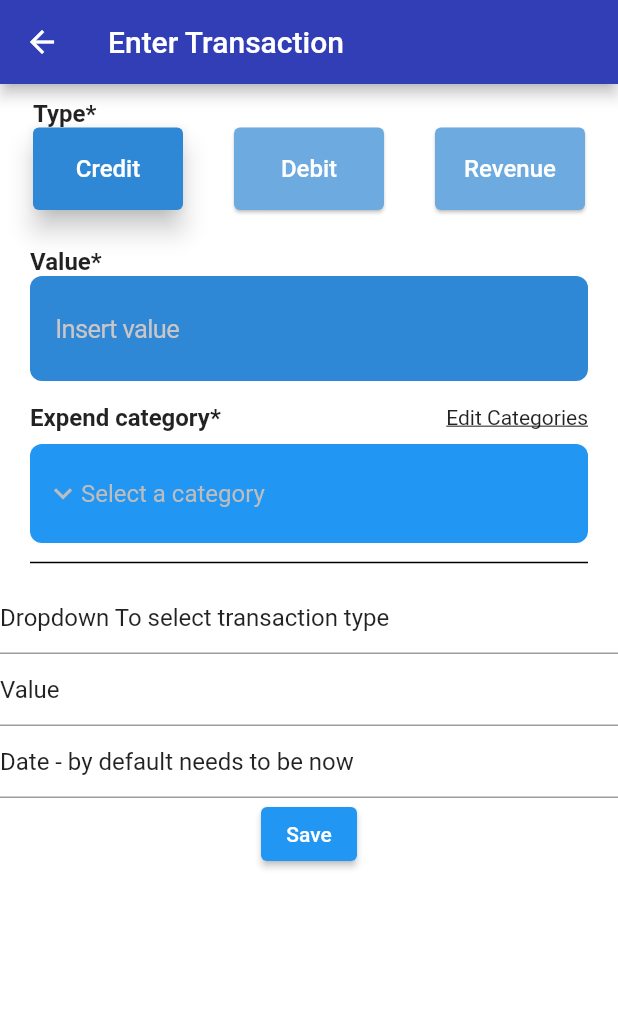
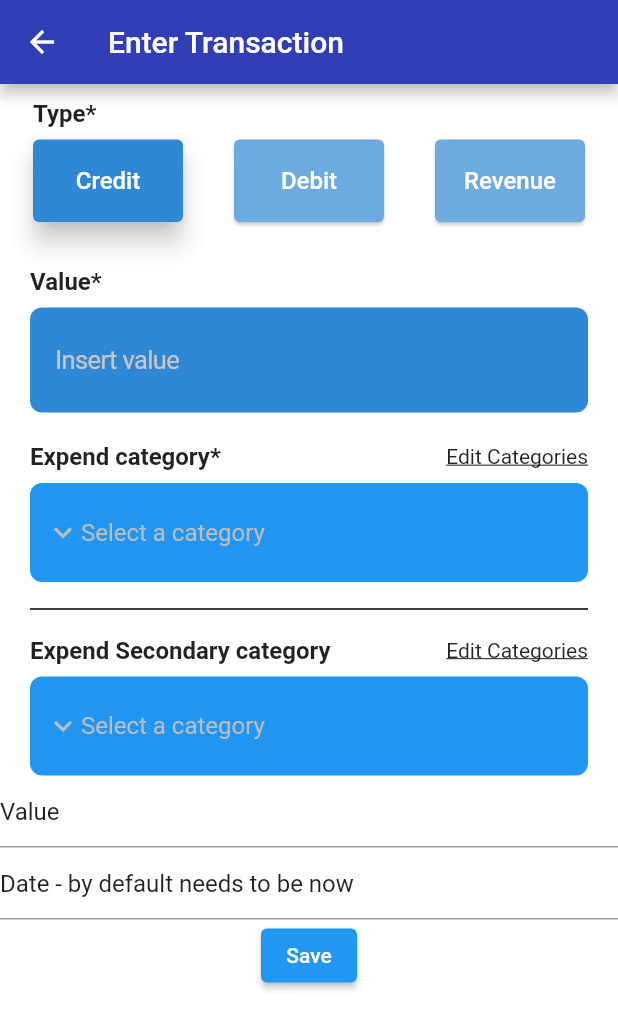
Before and after one commit to LeonardoLeiteMeira/finance_with_notion, a Flutter app: the screen it shows after launch, after a tap on the "add" icon, on a phone screen of 412 x 824 dp. Shown: the top 1029 px of the screen. Run offline on Flutter 3.47's test engine with Material 2 defaults, Android fonts, the phone set to English and light mode, and no system bars; our stand-ins replace currency_text_input_formatter, dio, flutter_dotenv, flutter_mobx, get_it, injectable and 3 more; generated files the repository leaves out were written again; network calls fail.

Commit message:
secondary category

```diff
--- a/lib/features/expenses/registerTransaction/register_transaction.page.dart
+++ b/lib/features/expenses/registerTransaction/register_transaction.page.dart
@@ -33,6 +33,7 @@ class _RegisterTransactionPageState extends BaseStateWithController<
 
   @override
   Widget build(BuildContext context) {
+    const double spaceBetweenFormItens = 10;
     return Scaffold(
       appBar: AppBar(title: const Text("Enter Transaction")),
       body: SingleChildScrollView(
@@ -49,24 +50,24 @@ class _RegisterTransactionPageState extends BaseStateWithController<
                       onChange: controller.setTransactionTypeFromString,
                     ),
                   ),
-                  const SizedBox(height: 5),
+                  const SizedBox(height: spaceBetweenFormItens),
                   CashValue(
                     controller: valueController,
                   ),
-                  const SizedBox(height: 5),
+                  const SizedBox(height: spaceBetweenFormItens),
                   SelectCategory(
                       selectCategory: () => print("Select category")),
-                  const SizedBox(height: 5),
+                  const SizedBox(height: spaceBetweenFormItens),
                   const Divider(
                     color: Colors.black,
                     endIndent: 20,
                     indent: 20,
                     thickness: 1,
                   ),
-                  const SizedBox(height: 5),
-                  TextFormField(
-                    initialValue: "Dropdown To select transaction type",
-                  ),
+                  const SizedBox(height: spaceBetweenFormItens),
+                  SelectCategory(
+                      isSeconderyCategory: true,
+                      selectCategory: () => print("Select category")),
                   TextFormField(
                     initialValue: "Value",
                   ),
--- a/lib/features/expenses/registerTransaction/widgets/select_category.dart
+++ b/lib/features/expenses/registerTransaction/widgets/select_category.dart
@@ -2,9 +2,13 @@ import 'package:finance_with_notion/shared/widgets/forms_widget/dropdown/my_drop
 import 'package:flutter/material.dart';
 
 class SelectCategory extends StatelessWidget {
-  const SelectCategory({Key? key, required this.selectCategory})
+  const SelectCategory(
+      {Key? key,
+      required this.selectCategory,
+      this.isSeconderyCategory = false})
       : super(key: key);
   final void Function() selectCategory;
+  final bool isSeconderyCategory;
 
   @override
   Widget build(BuildContext context) {
@@ -15,9 +19,10 @@ class SelectCategory extends StatelessWidget {
           child: Row(
             mainAxisAlignment: MainAxisAlignment.spaceBetween,
             children: [
-              const Text(
-                "Expend category*",
-                style: TextStyle(fontWeight: FontWeight.bold, fontSize: 16),
+              Text(
+                "Expend ${isSeconderyCategory ? "Secondary category" : "category*"}",
+                style:
+                    const TextStyle(fontWeight: FontWeight.bold, fontSize: 16),
               ),
               InkWell(
                 child: const Text(
@@ -34,6 +39,7 @@ class SelectCategory extends StatelessWidget {
           hintText: "Select a category",
           options: const ["Opt1", "opt2", "opt3"],
           onSelectedItemChanged: (index) {
+            print(index);
             selectCategory();
           },
         ),
--- a/lib/shared/widgets/forms_widget/cash_value/cash_value.dart
+++ b/lib/shared/widgets/forms_widget/cash_value/cash_value.dart
@@ -40,6 +40,7 @@ class _CashValueState extends State<CashValue> {
             "Value*",
             style: TextStyle(fontSize: 16, fontWeight: FontWeight.bold),
           ),
+          const SizedBox(height: 8),
           Container(
             padding: const EdgeInsets.fromLTRB(0, 8, 0, 8),
             decoration: const BoxDecoration(
--- a/lib/shared/widgets/forms_widget/radio_button/radio_button.dart
+++ b/lib/shared/widgets/forms_widget/radio_button/radio_button.dart
@@ -49,6 +49,7 @@ class RadioButton extends FormField<String> {
                             fontSize: 16, fontWeight: FontWeight.bold),
                       ),
                     ),
+                    const SizedBox(height: 8),
                     Row(
                       mainAxisAlignment: MainAxisAlignment.spaceBetween,
                       mainAxisSize: MainAxisSize.max,
```
